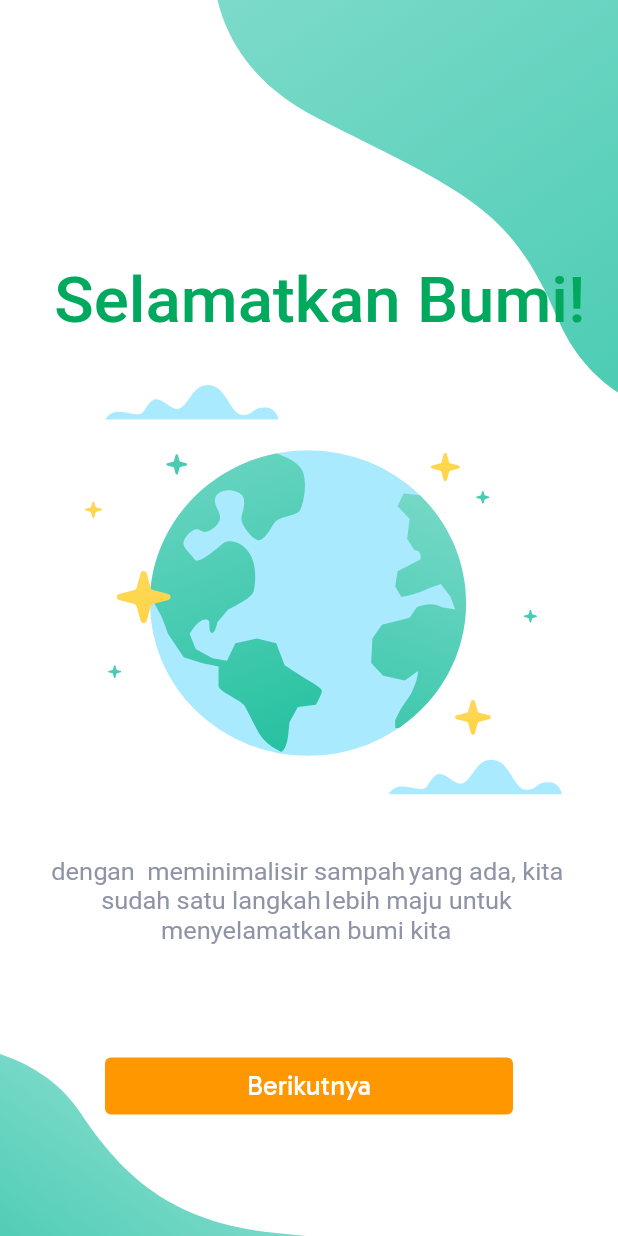
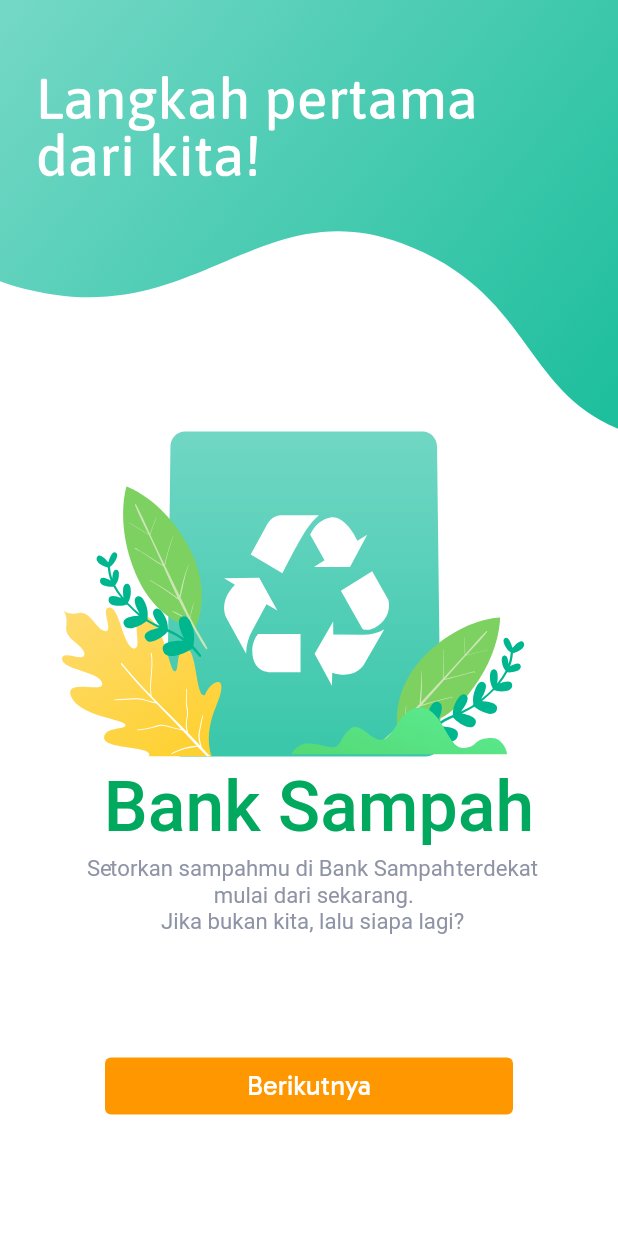
Before and after one commit to faishalyb/flutter_final_submission, a Flutter app: the screen it shows after launch, after a tap on "Berikutnya", on a phone screen of 412 x 824 dp. Run offline on Flutter 3.47's test engine with Material 2 defaults, Android fonts, the phone set to English and light mode, and no system bars; our stand-ins replace flutter_svg.

Commit message:
onboarding finished

```diff
--- a/lib/main.dart
+++ b/lib/main.dart
@@ -14,7 +14,7 @@ class MyApp extends StatelessWidget {
     return MaterialApp(
       title: 'faishalyb_final_submission',
       theme: ThemeData(),
-      home: const Onboarding_Screen(),
+      home: Onboarding_Screen(),
     );
   }
 }
--- a/lib/onboarding_screen.dart
+++ b/lib/onboarding_screen.dart
@@ -4,94 +4,82 @@ import 'login_screen.dart';
 var informationTextStyle = const TextStyle(fontFamily: 'Gabarito');
 
 
-class Onboarding_Screen extends StatelessWidget {
-  const Onboarding_Screen({Key? key}) : super(key: key);
+class Onboarding_Screen extends StatefulWidget {
+  @override
+  State<Onboarding_Screen> createState() => _Onboarding_ScreenState();
+}
+
+class _Onboarding_ScreenState extends State<Onboarding_Screen> {
+  final PageController _pageController = PageController();
+
+  int _currentPage = 0;
 
   @override
   Widget build(BuildContext context) {
     return Scaffold(
       backgroundColor: Colors.teal,
       body: SafeArea(
-        child: PageView(
+        child: Stack(
+          children: <Widget>[
+            PageView(
+              controller: _pageController,
+              onPageChanged: (int page){
+                setState(() {
+                  _currentPage = page;
+                });
+              },
               children: <Widget>[
                 Container(
-              child: Stack(
-                children: <Widget>[
-                  Positioned.fill(
                   child: SvgPicture.asset(
                     "assets/svg/onboarding1.svg",
-                        alignment: Alignment.center,
                     width: MediaQuery.of(context).size.width,
                     height: MediaQuery.of(context).size.height,
                     fit: BoxFit.cover,
                   )
                 ),
                 Container(
-                    padding: EdgeInsets.only(top: 700,left: 70, right: 70),
+                    child: SvgPicture.asset(
+                      "assets/svg/onboarding2.svg",
+                      width: MediaQuery.of(context).size.width,
+                      height: MediaQuery.of(context).size.height,
+                      fit: BoxFit.cover,
+                    )
+                ),
+                Container(
+                    child: Stack(
+                      children: <Widget>[
+                        SvgPicture.asset(
+                          "assets/svg/onboarding3.svg",
+                          width: MediaQuery.of(context).size.width,
+                          height: MediaQuery.of(context).size.height,
+                          fit: BoxFit.cover,
+                        ),
+                        Container(
+                          margin: EdgeInsets.only(top: 560,left: 80, right: 80),
                           child: Column(
                             crossAxisAlignment: CrossAxisAlignment.stretch,
                             children: <Widget>[
-                        TextButton(
-                          style: TextButton.styleFrom(backgroundColor: Colors.orange),
-                          onPressed: () {},
-                          child: Text(
-                            "Berikutnya",
-                            textAlign: TextAlign.center,
+                              Text(
+                                  "Jadilah bagian dari aksi lindungi Bumi dengan memanfaatkan dan mengelola sampah dengan benar!",
+                              textAlign: TextAlign.justify,
                               style: TextStyle(
-                                color: Colors.white,
-                                fontSize: 18,
-                                fontFamily: "Gabarito"
+                                fontFamily: "Gabarito",
+                                color: Colors.grey,
+                                fontSize: 15
                               ),
-                          ),
-                        ),
+                              )
                             ],
                           ),
                         )
                       ],
-              ),
+                    )
                 ),
                 Container(
                   child: Stack(
                     children: <Widget>[
                       Positioned.fill(
                           child: SvgPicture.asset(
-                        "assets/svg/onboarding2.svg",
-                        alignment: Alignment.center,
-                        width: MediaQuery.of(context).size.width,
-                        height: MediaQuery.of(context).size.height,
-                        fit: BoxFit.cover,
-                      )
-                  ),
-                  Container(
-                    padding: EdgeInsets.only(top: 700,left: 70, right: 70),
-                    child: Column(
-                      crossAxisAlignment: CrossAxisAlignment.stretch,
-                      children: <Widget>[
-                        TextButton(
-                          style: TextButton.styleFrom(backgroundColor: Colors.orange),
-                          onPressed: () {},
-                          child: Text(
-                            "Berikutnya",
-                            textAlign: TextAlign.center,
-                            style: TextStyle(
-                                color: Colors.white,
-                                fontSize: 18,
-                                fontFamily: "Gabarito"
-                            ),
-                          ),
-                        ),
-                      ],
-                    ),
-                  )
-                ],
-              ),
-            ),
-            Container(
-              child: Stack(
-                children: <Widget>[
-                  Positioned.fill(
-                      child: SvgPicture.asset(
-                        "assets/svg/onboarding3.svg",
+                            "assets/svg/onboarding4.svg",
                             alignment: Alignment.center,
                             width: MediaQuery.of(context).size.width,
                             height: MediaQuery.of(context).size.height,
@@ -138,7 +126,45 @@ class Onboarding_Screen extends StatelessWidget {
                     ],
                   ),
                 ),
-
+              ],
+            ),
+            Visibility(
+                visible: _currentPage < 3,
+                child: Container(
+                  padding: EdgeInsets.only(top: 700,left: 70, right: 70),
+                  child: Column(
+                    crossAxisAlignment: CrossAxisAlignment.stretch,
+                    children: <Widget>[
+                      TextButton(
+                        style: TextButton.styleFrom(backgroundColor: Colors.orange),
+                        onPressed: () {
+                          if (_currentPage < 3) {
+                            // If not on the last page, navigate to the next page
+                            _pageController.nextPage(
+                              duration: Duration(milliseconds: 500),
+                              curve: Curves.ease,
+                            );
+                          } else {
+                            // If on the last page, navigate to a different screen (for example, Login_Screen)
+                            Navigator.push(context, MaterialPageRoute(builder: (context){
+                              return Login_Screen();
+                            }));
+                          }
+                        },
+                        child: Text(
+                          _currentPage < 2 ? "Berikutnya" : "Selesai",
+                          textAlign: TextAlign.center,
+                          style: TextStyle(
+                              color: Colors.white,
+                              fontSize: 18,
+                              fontFamily: "Gabarito"
+                          ),
+                        ),
+                      ),
+                    ],
+                  ),
+                ),
+            )
           ],
         ),
       ),
--- a/pubspec.yaml
+++ b/pubspec.yaml
@@ -18,6 +18,8 @@ dependencies:
 
 
   cupertino_icons: ^1.0.2
+  smooth_page_indicator: ^1.0.0+2
+
 
 dev_dependencies:
   flutter_test:
```
Also changed, not shown: assets/svg/onboarding3.svg, assets/svg/onboarding4.svg (added), pubspec.lock. Lines whose indentation alone changed are shown as unchanged.
